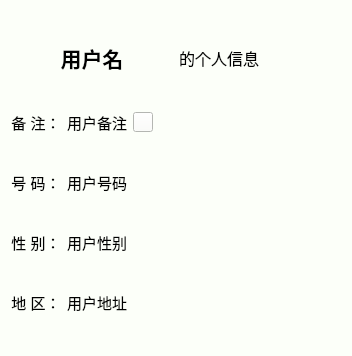
Qt form userinformation.ui (rayfung/tux-im-client) before a commit.
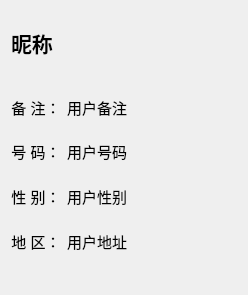
The same form after that commit. Icons and pictures are not drawn.

Patch:
```diff
--- a/userinformation.ui
+++ b/userinformation.ui
@@ -6,20 +6,13 @@
    <rect>
     <x>0</x>
     <y>0</y>
-    <width>352</width>
-    <height>356</height>
+    <width>248</width>
+    <height>295</height>
    </rect>
   </property>
   <property name="windowTitle">
    <string>用户资料</string>
   </property>
-  <property name="windowIcon">
-   <iconset>
-    <normaloff>:/new/prefix1/BB.png</normaloff>:/new/prefix1/BB.png</iconset>
-  </property>
-  <property name="styleSheet">
-   <string notr="true">background-color: rgb(252, 255, 249);</string>
-  </property>
   <layout class="QVBoxLayout" name="verticalLayout_2">
    <item>
     <layout class="QVBoxLayout" name="verticalLayout">
@@ -42,29 +35,41 @@
      <item>
       <layout class="QHBoxLayout" name="horizontalLayout">
        <item>
-        <widget class="QLabel" name="UserNameLabel">
+        <widget class="QLabel" name="labelNickName">
+         <property name="font">
+          <font>
+           <pointsize>16</pointsize>
+           <weight>75</weight>
+           <bold>true</bold>
+          </font>
+         </property>
          <property name="text">
-          <string>&lt;!DOCTYPE HTML PUBLIC &quot;-//W3C//DTD HTML 4.0//EN&quot; &quot;http://www.w3.org/TR/REC-html40/strict.dtd&quot;&gt;
-&lt;html&gt;&lt;head&gt;&lt;meta name=&quot;qrichtext&quot; content=&quot;1&quot; /&gt;&lt;style type=&quot;text/css&quot;&gt;
-p, li { white-space: pre-wrap; }
-&lt;/style&gt;&lt;/head&gt;&lt;body style=&quot; font-family:'SimSun'; font-size:9pt; font-weight:400; font-style:normal;&quot;&gt;
-&lt;p align=&quot;center&quot; style=&quot; margin-top:0px; margin-bottom:0px; margin-left:0px; margin-right:0px; -qt-block-indent:0; text-indent:0px;&quot;&gt;&lt;span style=&quot; font-size:16pt; font-weight:600;&quot;&gt;用户名&lt;/span&gt;&lt;/p&gt;&lt;/body&gt;&lt;/html&gt;</string>
+          <string>昵称</string>
          </property>
         </widget>
        </item>
        <item>
-        <widget class="QLabel" name="label_2">
-         <property name="text">
-          <string>&lt;!DOCTYPE HTML PUBLIC &quot;-//W3C//DTD HTML 4.0//EN&quot; &quot;http://www.w3.org/TR/REC-html40/strict.dtd&quot;&gt;
-&lt;html&gt;&lt;head&gt;&lt;meta name=&quot;qrichtext&quot; content=&quot;1&quot; /&gt;&lt;style type=&quot;text/css&quot;&gt;
-p, li { white-space: pre-wrap; }
-&lt;/style&gt;&lt;/head&gt;&lt;body style=&quot; font-family:'SimSun'; font-size:9pt; font-weight:400; font-style:normal;&quot;&gt;
-&lt;p style=&quot; margin-top:0px; margin-bottom:0px; margin-left:0px; margin-right:0px; -qt-block-indent:0; text-indent:0px;&quot;&gt;&lt;span style=&quot; font-size:12pt;&quot;&gt;的个人信息&lt;/span&gt;&lt;/p&gt;&lt;/body&gt;&lt;/html&gt;</string>
+        <widget class="QLabel" name="labelImage">
+         <property name="pixmap">
+          <pixmap resource="images/images.qrc">:/new/images/Tux.png</pixmap>
          </property>
         </widget>
        </item>
       </layout>
      </item>
+     <item>
+      <spacer name="verticalSpacer_8">
+       <property name="orientation">
+        <enum>Qt::Vertical</enum>
+       </property>
+       <property name="sizeHint" stdset="0">
+        <size>
+         <width>20</width>
+         <height>40</height>
+        </size>
+       </property>
+      </spacer>
+     </item>
      <item>
       <spacer name="verticalSpacer_5">
        <property name="orientation">
@@ -102,29 +107,6 @@
          </property>
         </widget>
        </item>
-       <item>
-        <widget class="QPushButton" name="pushButton">
-         <property name="minimumSize">
-          <size>
-           <width>20</width>
-           <height>20</height>
-          </size>
-         </property>
-         <property name="maximumSize">
-          <size>
-           <width>20</width>
-           <height>20</height>
-          </size>
-         </property>
-         <property name="text">
-          <string/>
-         </property>
-         <property name="icon">
-          <iconset resource="images/images.qrc">
-           <normaloff>:/new/images/modifyRemark.png</normaloff>:/new/images/modifyRemark.png</iconset>
-         </property>
-        </widget>
-       </item>
        <item>
         <spacer name="horizontalSpacer">
          <property name="orientation">
@@ -309,6 +291,19 @@
        </property>
       </spacer>
      </item>
+     <item>
+      <spacer name="verticalSpacer_7">
+       <property name="orientation">
+        <enum>Qt::Vertical</enum>
+       </property>
+       <property name="sizeHint" stdset="0">
+        <size>
+         <width>20</width>
+         <height>40</height>
+        </size>
+       </property>
+      </spacer>
+     </item>
     </layout>
    </item>
   </layout>
```
Left out of the diff: 8 changed lines with no effect on the pictures.
